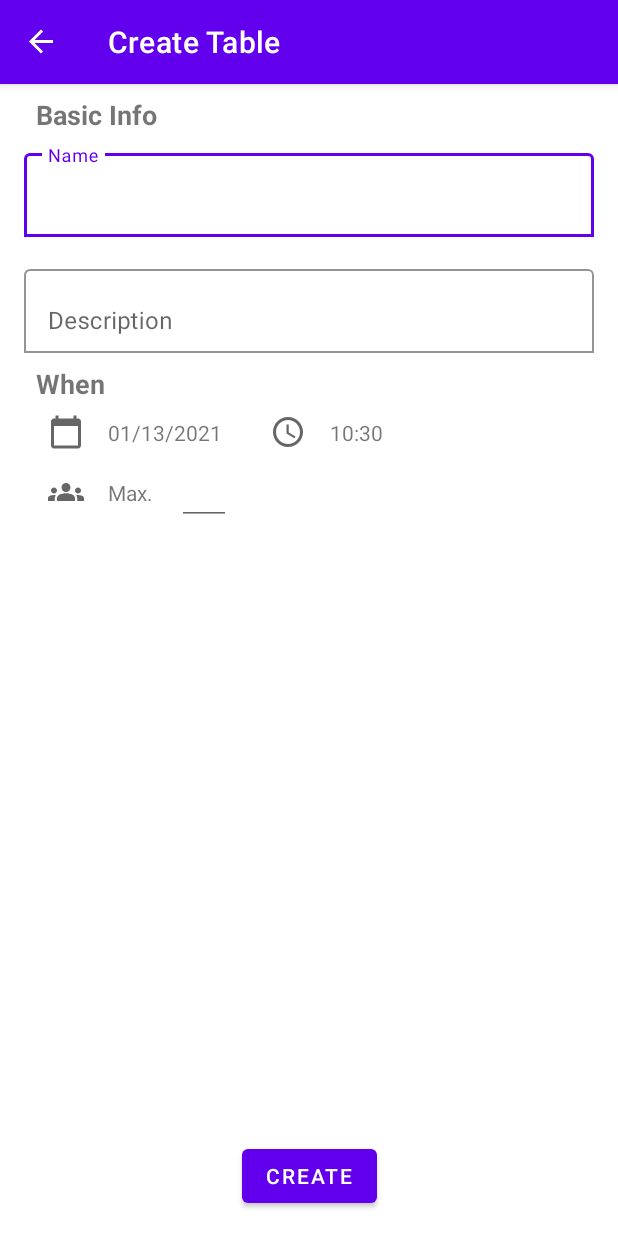
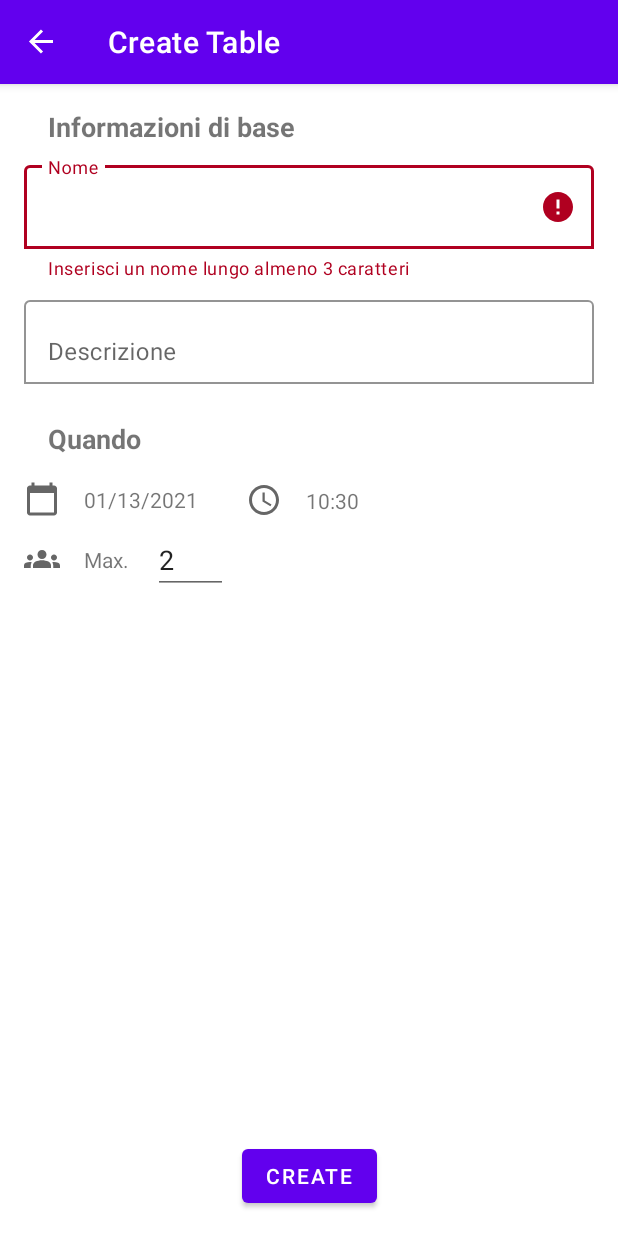
Before and after one commit to gianluca-pepe/eatwithme, an Android app: the CreateTableFragment screen opened through its navigation route, after a tap on "CREATE", on a phone screen of 412 x 824 dp. Run offline under Robolectric (Android 15) with nearby library versions, the phone set to English and light mode, and no system bars; our stand-ins replace Firebase (no records; nobody signed in at launch, a user with empty details on screens opened directly), navigation-ui.

Commit message:
Fix create table with error handling

```diff
--- a/app/src/main/java/com/brugia/eatwithme/createtable/CreateTableFragment.kt
+++ b/app/src/main/java/com/brugia/eatwithme/createtable/CreateTableFragment.kt
@@ -8,14 +8,22 @@ import android.view.ViewGroup
 import android.widget.Button
 import android.widget.EditText
 import android.widget.TextView
+import android.widget.Toast
+import androidx.appcompat.app.AlertDialog
+import androidx.core.content.ContextCompat
+import androidx.fragment.app.activityViewModels
 import androidx.fragment.app.viewModels
+import androidx.navigation.fragment.findNavController
 import com.brugia.eatwithme.createtable.CreateTableViewModel
 import com.brugia.eatwithme.datetimepickers.DatePickerFragment
 import com.brugia.eatwithme.datetimepickers.TimePickerFragment
 import com.brugia.eatwithme.location.LocationModel
 import com.brugia.eatwithme.location.LocationViewModel
 import com.brugia.eatwithme.location.LocationViewModelFactory
+import com.brugia.eatwithme.tablelist.SelectedTableViewModel
 import com.google.android.material.textfield.TextInputEditText
+import com.google.android.material.textfield.TextInputLayout
+import org.w3c.dom.Text
 import java.lang.Integer.parseInt
 
 
@@ -25,6 +33,7 @@ class CreateTableFragment : Fragment() {
     private val locationViewModel by viewModels<LocationViewModel> {
         LocationViewModelFactory(this.requireActivity().application)
     }
+    private val selectedTableViewModel by activityViewModels<SelectedTableViewModel>()
     private val datePicker = DatePickerFragment(::onDateSet)
     private val timePicker = TimePickerFragment(::onTimeSet)
 
@@ -54,9 +63,10 @@ class CreateTableFragment : Fragment() {
         timeTextView.setOnClickListener { this.showTimePickerDialog() }
         createTableButton.setOnClickListener { this.onCreateTable() }
 
-        newTableViewModel.tableLiveData.observe(viewLifecycleOwner, {
+        newTableViewModel.table.observe(viewLifecycleOwner, {
             dateTextView.text = it.tableDateText()
             timeTextView.text = it.tableHour()
+            maxParticipantsInputView.setText(it.maxParticipants.toString())
         })
 
         locationViewModel.getLocationData().observe(viewLifecycleOwner, {
@@ -89,12 +99,42 @@ class CreateTableFragment : Fragment() {
     }
 
     private fun onCreateTable() {
+        var err = false
+        if(maxParticipantsInputView.text.isNullOrEmpty() || parseInt(maxParticipantsInputView.text.toString()) < 2) {
+            //val maxParticipantsLayout = maxParticipantsInputView.parent as TextInputLayout
+            maxParticipantsInputView.error = "Almeno 2 partecipanti"
+            err = true
+        }
+
+        if(nameInputView.text.toString().length <= 3) {
+            val nameInputLayout = nameInputView.parent.parent as TextInputLayout
+            nameInputLayout.error = "Inserisci un nome lungo almeno 3 caratteri"
+            err = true
+        }
+
+        if (err) return
+
         newTableViewModel.createTable(
                 nameInputView.text.toString(),
                 descriptionInputView.text.toString(),
                 parseInt(maxParticipantsInputView.text.toString()),
                 location
         )
+
+        newTableViewModel.creationState.observe(viewLifecycleOwner, {
+            if ( it == true ) {
+                selectedTableViewModel.setSelectedTable(newTableViewModel.table.value)
+                findNavController().navigate(R.id.tableLobbyFragment)
+            } else {
+                AlertDialog.Builder(this.requireContext())
+                        .setTitle(R.string.generic_error_title)
+                        .setMessage(R.string.generic_error_message)
+                        .setPositiveButton(R.string.generic_error_button) { dialog, which ->
+                            findNavController().navigate(R.id.mainFragment)
+                        }
+                        .create().show()
+            }
+        })
     }
 
 }
--- a/app/src/main/java/com/brugia/eatwithme/createtable/CreateTableViewModel.kt
+++ b/app/src/main/java/com/brugia/eatwithme/createtable/CreateTableViewModel.kt
@@ -1,5 +1,6 @@
 package com.brugia.eatwithme.createtable
 
+import androidx.lifecycle.LiveData
 import androidx.lifecycle.MutableLiveData
 import androidx.lifecycle.ViewModel
 import com.brugia.eatwithme.data.Table
@@ -15,16 +16,23 @@ class CreateTableViewModel: ViewModel() {
 
     private val calendar: Calendar = Calendar.getInstance()
     private val db = Firebase.firestore
+    private var _creationState = MutableLiveData<Boolean>()
+    val creationState: LiveData<Boolean>
+        get() = _creationState
 
-    val tableLiveData: MutableLiveData<Table> = MutableLiveData(Table(
+    private val _tableLiveData: MutableLiveData<Table> = MutableLiveData(Table(
             ownerId = FirebaseAuth.getInstance().currentUser?.uid,
             timestamp = Timestamp(calendar.time),
-            participantsList = List(1) { FirebaseAuth.getInstance().currentUser!!.uid}
+            participantsList = List(1) { FirebaseAuth.getInstance().currentUser!!.uid},
+            maxParticipants = 2,
     ))
+    val table: LiveData<Table>
+        get() = _tableLiveData
+
 
     fun setDate(year: Int, month: Int, day: Int) {
         calendar.set(year,month,day)
-        tableLiveData.value = tableLiveData.value?.copy(
+        _tableLiveData.value = _tableLiveData.value?.copy(
                 timestamp = Timestamp(calendar.time)
         )
     }
@@ -32,7 +40,7 @@ class CreateTableViewModel: ViewModel() {
     fun setDate(hour: Int, minutes: Int) {
         calendar.set(Calendar.HOUR, hour)
         calendar.set(Calendar.MINUTE, minutes)
-        tableLiveData.value = tableLiveData.value?.copy(
+        _tableLiveData.value = _tableLiveData.value?.copy(
                 timestamp = Timestamp(calendar.time)
         )
     }
@@ -42,7 +50,7 @@ class CreateTableViewModel: ViewModel() {
                 if (location == null) GeoPoint(0.0,0.0)
                 else GeoPoint(location.latitude, location.longitude)
 
-        tableLiveData.value = tableLiveData.value?.copy(
+        _tableLiveData.value = _tableLiveData.value?.copy(
                 name = name,
                 description = descr,
                 maxParticipants = maxParticipants,
@@ -52,8 +60,13 @@ class CreateTableViewModel: ViewModel() {
                 )
         )
 
-        tableLiveData.value?.let {
-            db.collection("Tables").add(it)
+        _tableLiveData.value?.let {
+            db.collection("Tables").add(it).addOnSuccessListener {
+                _creationState.value = true
+            }.addOnFailureListener { e ->
+                _creationState.value = false
+                println(e)
+            }
         }
     }
 }
--- a/app/src/main/java/com/brugia/eatwithme/tablelist/SelectedTableViewModel.kt
+++ b/app/src/main/java/com/brugia/eatwithme/tablelist/SelectedTableViewModel.kt
@@ -22,8 +22,10 @@ class SelectedTableViewModel: ViewModel() {
     private val auth_id = Firebase.auth.uid
     private val db = Firebase.firestore
 
-    fun setSelectedTable(table: Table) {
-        _selectedTable.value = table
+    fun setSelectedTable(table: Table?) {
+        table?.let {
+            _selectedTable.value = table
+        }
     }
 
     fun getSelectedTable() = _selectedTable
--- a/app/src/main/res/layout/fragment_create_table.xml
+++ b/app/src/main/res/layout/fragment_create_table.xml
@@ -6,72 +6,6 @@
     android:layout_width="match_parent"
     android:layout_height="match_parent"
     tools:context=".CreateTableFragment">
-
-    <androidx.constraintlayout.widget.ConstraintLayout
-        android:layout_width="match_parent"
-        android:layout_height="match_parent"
-        android:layout_marginStart="16dp"
-        android:layout_marginEnd="16dp"
-        app:layout_constraintEnd_toEndOf="parent"
-        app:layout_constraintStart_toStartOf="parent">
-
-        <TextView
-            android:id="@+id/textView13"
-            android:layout_width="wrap_content"
-            android:layout_height="wrap_content"
-            android:layout_marginStart="8dp"
-            android:layout_marginTop="8dp"
-            android:text="Basic Info"
-            android:textSize="18sp"
-            android:textStyle="bold"
-            app:layout_constraintStart_toStartOf="parent"
-            app:layout_constraintTop_toTopOf="parent" />
-
-        <com.google.android.material.textfield.TextInputLayout
-            android:id="@+id/newTableName"
-            android:layout_width="match_parent"
-            android:layout_height="wrap_content"
-            android:layout_marginTop="8dp"
-            app:boxBackgroundColor="#00FFFFFF"
-            app:boxBackgroundMode="outline"
-            app:layout_constraintStart_toStartOf="parent"
-            app:layout_constraintTop_toBottomOf="@+id/textView13">
-
-            <com.google.android.material.textfield.TextInputEditText
-                android:id="@+id/newTableNameinput"
-                android:layout_width="match_parent"
-                android:layout_height="wrap_content"
-                android:hint="Name" />
-
-        </com.google.android.material.textfield.TextInputLayout>
-
-        <com.google.android.material.textfield.TextInputLayout
-            android:id="@+id/newTableDescr"
-            android:layout_width="match_parent"
-            android:layout_height="wrap_content"
-            android:layout_marginTop="16dp"
-            app:boxBackgroundColor="#00FFFFFF"
-            app:boxBackgroundMode="outline"
-            app:layout_constraintTop_toBottomOf="@+id/newTableName">
-
-            <com.google.android.material.textfield.TextInputEditText
-                android:id="@+id/newTableDescrinput"
-                android:layout_width="match_parent"
-                android:layout_height="match_parent"
-                android:hint="Description" />
-        </com.google.android.material.textfield.TextInputLayout>
-
-        <TextView
-            android:id="@+id/textView14"
-            android:layout_width="wrap_content"
-            android:layout_height="wrap_content"
-            android:layout_marginStart="8dp"
-            android:layout_marginTop="8dp"
-            android:text="When"
-            android:textSize="18sp"
-            android:textStyle="bold"
-            app:layout_constraintStart_toStartOf="parent"
-            app:layout_constraintTop_toBottomOf="@+id/newTableDescr" />
 
     <TextView
         android:id="@+id/newTableDate"
@@ -84,34 +18,15 @@
         app:layout_constraintStart_toEndOf="@+id/imageView"
         app:layout_constraintTop_toTopOf="@+id/imageView" />
 
-        <TextView
-            android:id="@+id/newTableHour"
-            android:layout_width="wrap_content"
-            android:layout_height="wrap_content"
-            android:layout_marginStart="16dp"
-            android:text="TextView"
-            app:layout_constraintBottom_toBottomOf="@+id/imageView2"
-            app:layout_constraintStart_toEndOf="@+id/imageView2"
-            app:layout_constraintTop_toTopOf="@+id/imageView2" />
-
-        <ImageView
-            android:id="@+id/imageView"
-            android:layout_width="wrap_content"
-            android:layout_height="wrap_content"
-            android:layout_marginStart="16dp"
-            android:layout_marginTop="8dp"
-            android:src="@drawable/ic_baseline_calendar_today_24"
-            app:layout_constraintStart_toStartOf="parent"
-            app:layout_constraintTop_toBottomOf="@+id/textView14" />
-
     <ImageView
         android:id="@+id/imageView2"
         android:layout_width="wrap_content"
         android:layout_height="wrap_content"
         android:layout_marginStart="32dp"
         android:src="@drawable/ic_baseline_access_time_24"
+        app:layout_constraintBottom_toBottomOf="@+id/newTableDate"
         app:layout_constraintStart_toEndOf="@+id/newTableDate"
-            app:layout_constraintTop_toTopOf="@+id/imageView" />
+        app:layout_constraintTop_toTopOf="@+id/newTableDate" />
 
     <TextView
         android:id="@+id/textView12"
@@ -123,36 +38,121 @@
         app:layout_constraintStart_toEndOf="@+id/imageView3"
         app:layout_constraintTop_toTopOf="@+id/imageView3" />
 
-        <EditText
-            android:id="@+id/maxParticipantsinput"
-            android:layout_width="36dp"
+    <Button
+        android:id="@+id/createTableButton"
+        android:layout_width="wrap_content"
+        android:layout_height="48dp"
+        android:layout_marginBottom="16dp"
+        android:text="Create"
+        app:layout_constraintBottom_toBottomOf="parent"
+        app:layout_constraintEnd_toEndOf="parent"
+        app:layout_constraintHorizontal_bias="0.5"
+        app:layout_constraintStart_toStartOf="parent" />
+
+    <TextView
+        android:id="@+id/textView14"
+        android:layout_width="wrap_content"
         android:layout_height="wrap_content"
         android:layout_marginStart="16dp"
-            android:ems="10"
-            android:inputType="number"
-            app:layout_constraintBaseline_toBaselineOf="@+id/textView12"
-            app:layout_constraintStart_toEndOf="@+id/textView12" />
+        android:layout_marginTop="24dp"
+        android:text="Quando"
+        android:textSize="18sp"
+        android:textStyle="bold"
+        app:layout_constraintStart_toStartOf="@+id/newTableDescr"
+        app:layout_constraintTop_toBottomOf="@+id/newTableDescr" />
+
+    <TextView
+        android:id="@+id/textView13"
+        android:layout_width="wrap_content"
+        android:layout_height="wrap_content"
+        android:layout_marginStart="16dp"
+        android:layout_marginTop="16dp"
+        android:text="Informazioni di base"
+        android:textSize="18sp"
+        android:textStyle="bold"
+        app:layout_constraintStart_toStartOf="@+id/newTableName"
+        app:layout_constraintTop_toTopOf="parent" />
 
     <ImageView
         android:id="@+id/imageView3"
         android:layout_width="wrap_content"
         android:layout_height="wrap_content"
+        android:layout_marginTop="16dp"
+        android:src="@drawable/ic_baseline_groups_24"
+        app:layout_constraintStart_toStartOf="@+id/imageView"
+        app:layout_constraintTop_toBottomOf="@+id/imageView" />
+
+    <com.google.android.material.textfield.TextInputLayout
+        android:id="@+id/newTableName"
+        android:layout_width="match_parent"
+        android:layout_height="wrap_content"
+        android:layout_marginStart="16dp"
+        android:layout_marginTop="8dp"
+        android:layout_marginEnd="16dp"
+        app:boxBackgroundColor="#00FFFFFF"
+        app:boxBackgroundMode="outline"
+        app:layout_constraintEnd_toEndOf="parent"
+        app:layout_constraintStart_toStartOf="parent"
+        app:layout_constraintTop_toBottomOf="@+id/textView13">
+
+        <com.google.android.material.textfield.TextInputEditText
+            android:id="@+id/newTableNameinput"
+            android:layout_width="match_parent"
+            android:layout_height="match_parent"
+            android:hint="Nome" />
+
+    </com.google.android.material.textfield.TextInputLayout>
+
+    <TextView
+        android:id="@+id/newTableHour"
+        android:layout_width="wrap_content"
+        android:layout_height="wrap_content"
+        android:layout_marginStart="16dp"
+        android:text="TextView"
+        app:layout_constraintBottom_toBottomOf="@+id/imageView2"
+        app:layout_constraintStart_toEndOf="@+id/imageView2"
+        app:layout_constraintTop_toTopOf="@+id/imageView2" />
+
+    <com.google.android.material.textfield.TextInputLayout
+        android:id="@+id/newTableDescr"
+        android:layout_width="match_parent"
+        android:layout_height="wrap_content"
+        android:layout_marginStart="16dp"
+        android:layout_marginTop="8dp"
+        android:layout_marginEnd="16dp"
+        app:boxBackgroundColor="#00FFFFFF"
+        app:boxBackgroundMode="outline"
+        app:layout_constraintEnd_toEndOf="parent"
+        app:layout_constraintStart_toStartOf="parent"
+        app:layout_constraintTop_toBottomOf="@+id/newTableName">
+
+        <com.google.android.material.textfield.TextInputEditText
+            android:id="@+id/newTableDescrinput"
+            android:layout_width="match_parent"
+            android:layout_height="match_parent"
+            android:hint="Descrizione" />
+    </com.google.android.material.textfield.TextInputLayout>
+
+    <ImageView
+        android:id="@+id/imageView"
+        android:layout_width="24dp"
+        android:layout_height="wrap_content"
         android:layout_marginStart="16dp"
         android:layout_marginTop="16dp"
-            android:src="@drawable/ic_baseline_groups_24"
+        android:src="@drawable/ic_baseline_calendar_today_24"
+        app:layout_constraintHorizontal_chainStyle="packed"
         app:layout_constraintStart_toStartOf="parent"
-            app:layout_constraintTop_toBottomOf="@+id/imageView" />
+        app:layout_constraintTop_toBottomOf="@+id/textView14" />
 
-        <Button
-            android:id="@+id/createTableButton"
-            android:layout_width="wrap_content"
+    <EditText
+        android:id="@+id/maxParticipantsinput"
+        android:layout_width="50dp"
         android:layout_height="wrap_content"
-            android:layout_marginBottom="16dp"
-            android:text="Create"
-            app:layout_constraintBottom_toBottomOf="parent"
-            app:layout_constraintEnd_toEndOf="parent"
-            app:layout_constraintStart_toStartOf="parent" />
+        android:layout_marginStart="16dp"
+        android:ems="10"
+        android:inputType="number"
+        app:layout_constraintBottom_toBottomOf="@+id/textView12"
+        app:layout_constraintStart_toEndOf="@+id/textView12"
+        app:layout_constraintTop_toTopOf="@+id/textView12" />
 
 </androidx.constraintlayout.widget.ConstraintLayout>
-
-</androidx.constraintlayout.widget.ConstraintLayout>
```
Lines whose indentation alone changed are shown as unchanged.
